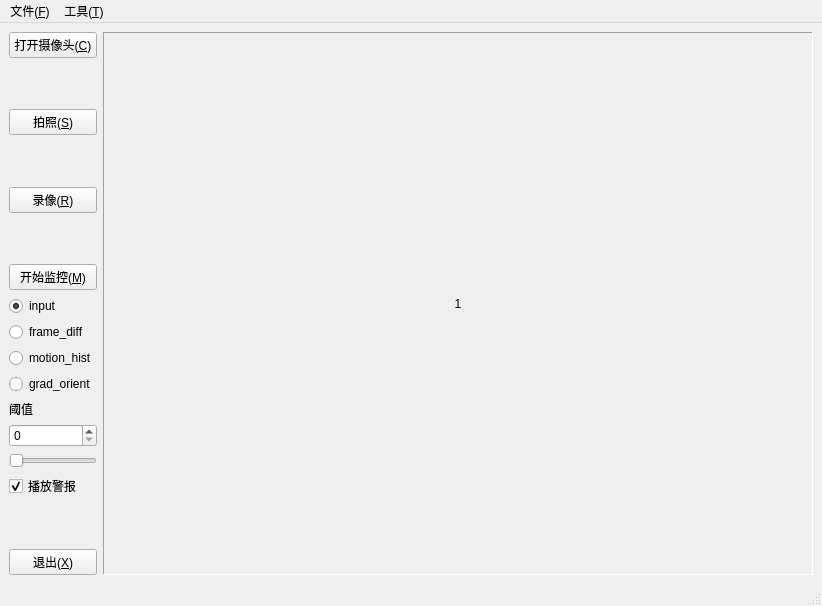
Qt form monitor.ui (whypro/monitor) before a commit.
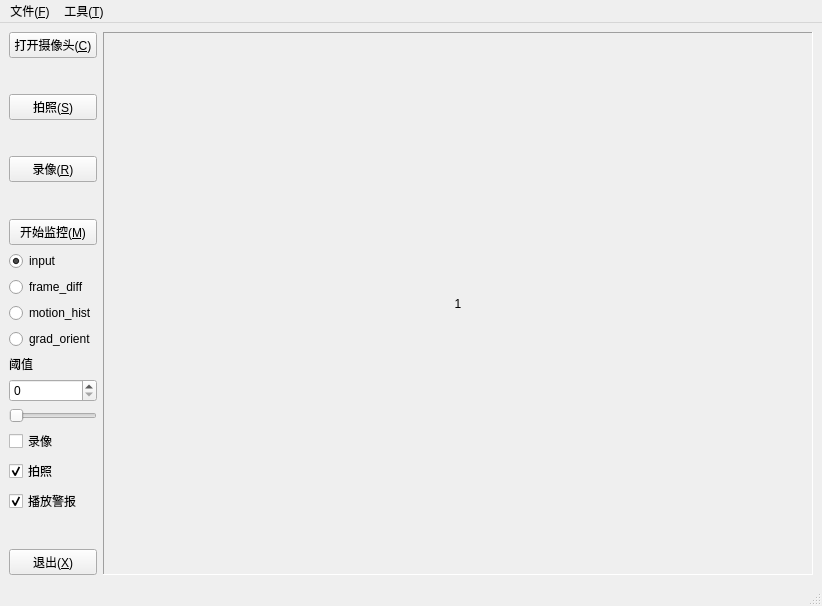
The same form after that commit.

Commit message: 增加发生异常时的拍照功能。

```diff
--- a/monitor.ui
+++ b/monitor.ui
@@ -150,6 +150,23 @@
           </property>
          </widget>
         </item>
+        <item>
+         <widget class="QCheckBox" name="record_check">
+          <property name="text">
+           <string>录像</string>
+          </property>
+         </widget>
+        </item>
+        <item>
+         <widget class="QCheckBox" name="shoot_check">
+          <property name="text">
+           <string>拍照</string>
+          </property>
+          <property name="checked">
+           <bool>true</bool>
+          </property>
+         </widget>
+        </item>
         <item>
          <widget class="QCheckBox" name="sound_check">
           <property name="text">
```
Left out of the diff: 16 changed lines with no effect on the pictures. The commit also changes 1 other file.
